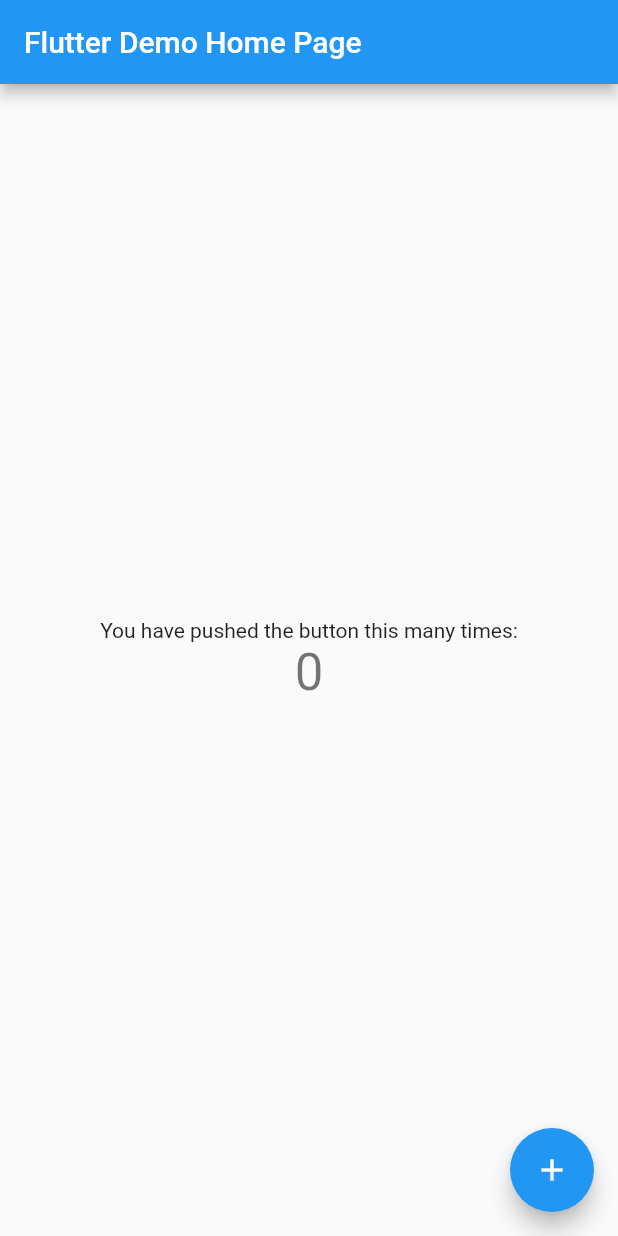
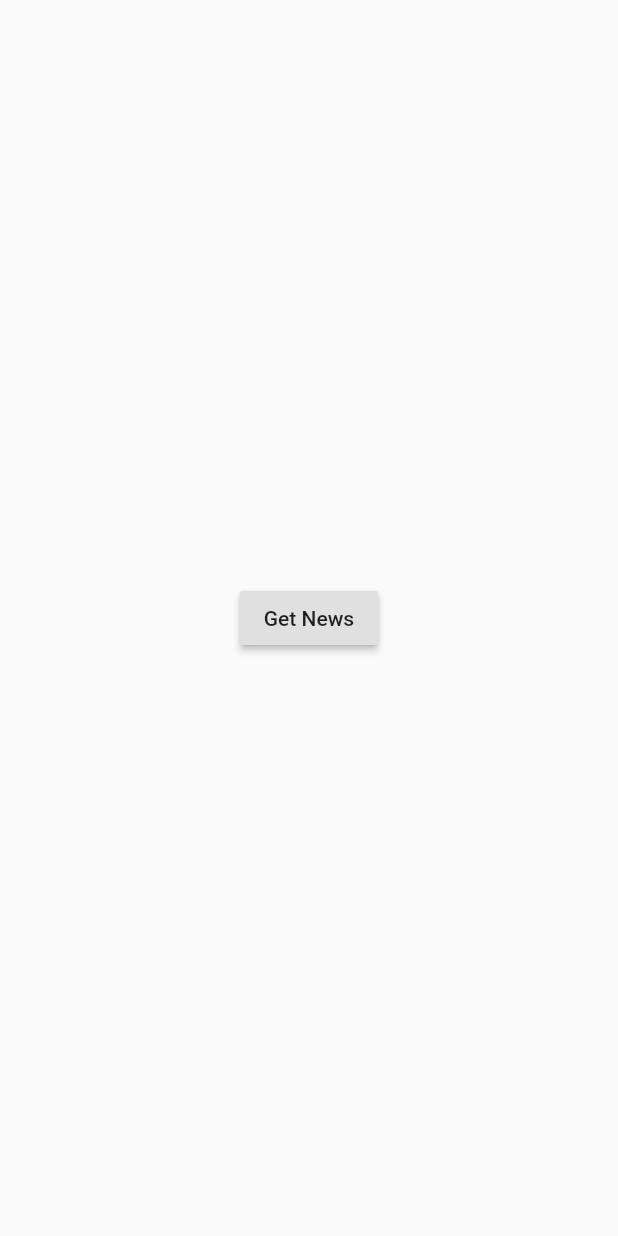
Before and after one commit to EhisEA/http_connect_fc, a Flutter app: the screen it shows after launch, on a phone screen of 412 x 824 dp. Run offline on Flutter 3.47's test engine with Material 2 defaults, Android fonts, the phone set to English and light mode, and no system bars.

Commit message:
first http class

```diff
--- a/lib/main.dart
+++ b/lib/main.dart
@@ -1,4 +1,5 @@
 import 'package:flutter/material.dart';
+import 'package:http_connect_fc/views/home_view.dart';
 
 void main() {
   runApp(MyApp());
@@ -11,107 +12,10 @@ class MyApp extends StatelessWidget {
     return MaterialApp(
       title: 'Flutter Demo',
       theme: ThemeData(
-        // This is the theme of your application.
-        //
-        // Try running your application with "flutter run". You'll see the
-        // application has a blue toolbar. Then, without quitting the app, try
-        // changing the primarySwatch below to Colors.green and then invoke
-        // "hot reload" (press "r" in the console where you ran "flutter run",
-        // or simply save your changes to "hot reload" in a Flutter IDE).
-        // Notice that the counter didn't reset back to zero; the application
-        // is not restarted.
         primarySwatch: Colors.blue,
-        // This makes the visual density adapt to the platform that you run
-        // the app on. For desktop platforms, the controls will be smaller and
-        // closer together (more dense) than on mobile platforms.
         visualDensity: VisualDensity.adaptivePlatformDensity,
       ),
-      home: MyHomePage(title: 'Flutter Demo Home Page'),
+      home: HomeView(),
     );
   }
 }
-
-class MyHomePage extends StatefulWidget {
-  MyHomePage({Key key, this.title}) : super(key: key);
-
-  // This widget is the home page of your application. It is stateful, meaning
-  // that it has a State object (defined below) that contains fields that affect
-  // how it looks.
-
-  // This class is the configuration for the state. It holds the values (in this
-  // case the title) provided by the parent (in this case the App widget) and
-  // used by the build method of the State. Fields in a Widget subclass are
-  // always marked "final".
-
-  final String title;
-
-  @override
-  _MyHomePageState createState() => _MyHomePageState();
-}
-
-class _MyHomePageState extends State<MyHomePage> {
-  int _counter = 0;
-
-  void _incrementCounter() {
-    setState(() {
-      // This call to setState tells the Flutter framework that something has
-      // changed in this State, which causes it to rerun the build method below
-      // so that the display can reflect the updated values. If we changed
-      // _counter without calling setState(), then the build method would not be
-      // called again, and so nothing would appear to happen.
-      _counter++;
-    });
-  }
-
-  @override
-  Widget build(BuildContext context) {
-    // This method is rerun every time setState is called, for instance as done
-    // by the _incrementCounter method above.
-    //
-    // The Flutter framework has been optimized to make rerunning build methods
-    // fast, so that you can just rebuild anything that needs updating rather
-    // than having to individually change instances of widgets.
-    return Scaffold(
-      appBar: AppBar(
-        // Here we take the value from the MyHomePage object that was created by
-        // the App.build method, and use it to set our appbar title.
-        title: Text(widget.title),
-      ),
-      body: Center(
-        // Center is a layout widget. It takes a single child and positions it
-        // in the middle of the parent.
-        child: Column(
-          // Column is also a layout widget. It takes a list of children and
-          // arranges them vertically. By default, it sizes itself to fit its
-          // children horizontally, and tries to be as tall as its parent.
-          //
-          // Invoke "debug painting" (press "p" in the console, choose the
-          // "Toggle Debug Paint" action from the Flutter Inspector in Android
-          // Studio, or the "Toggle Debug Paint" command in Visual Studio Code)
-          // to see the wireframe for each widget.
-          //
-          // Column has various properties to control how it sizes itself and
-          // how it positions its children. Here we use mainAxisAlignment to
-          // center the children vertically; the main axis here is the vertical
-          // axis because Columns are vertical (the cross axis would be
-          // horizontal).
-          mainAxisAlignment: MainAxisAlignment.center,
-          children: <Widget>[
-            Text(
-              'You have pushed the button this many times:',
-            ),
-            Text(
-              '$_counter',
-              style: Theme.of(context).textTheme.headline4,
-            ),
-          ],
-        ),
-      ),
-      floatingActionButton: FloatingActionButton(
-        onPressed: _incrementCounter,
-        tooltip: 'Increment',
-        child: Icon(Icons.add),
-      ), // This trailing comma makes auto-formatting nicer for build methods.
-    );
-  }
-}
--- /dev/null
+++ b/lib/views/home_view.dart
@@ -0,0 +1,96 @@
+import 'dart:convert';
+
+import 'package:flutter/material.dart';
+import 'package:http/http.dart' as http;
+
+class HomeView extends StatefulWidget {
+  const HomeView({Key key}) : super(key: key);
+
+  @override
+  _HomeViewState createState() => _HomeViewState();
+}
+
+class _HomeViewState extends State<HomeView> {
+  List<Map<String, dynamic>> articles = [];
+  bool isLoading = false;
+  bool hasError = false;
+  @override
+  Widget build(BuildContext context) {
+    return Scaffold(
+      body: isLoading
+          ? Center(
+              child: CircularProgressIndicator(),
+            )
+          : articles.length <= 0
+              ? Center(
+                  child: RaisedButton(
+                    onPressed: () {
+                      getArticles();
+                    },
+                    child: Text(hasError ? "Try Again" : "Get News"),
+                  ),
+                )
+              : ListView.builder(
+                  itemCount: articles.length,
+                  itemBuilder: (context, index) {
+                    DateTime date = DateTime.parse(articles[0]["publishedAt"]);
+
+                    return Padding(
+                      padding: const EdgeInsets.symmetric(
+                          horizontal: 10.0, vertical: 5),
+                      child: ListTile(
+                        leading: articles[0]["urlToImage"] == null
+                            ? Text("no image")
+                            : Image.network(articles[index]["urlToImage"]),
+                        title: Text(
+                          articles[index]["title"],
+                          maxLines: 2,
+                          overflow: TextOverflow.ellipsis,
+                          style: TextStyle(fontWeight: FontWeight.bold),
+                        ),
+                        subtitle: Row(
+                          children: [
+                            Text(date.day.toString() +
+                                "/" +
+                                date.month.toString() +
+                                "/" +
+                                date.year.toString()),
+                            Spacer(),
+                            Text(articles[0]["author"])
+                          ],
+                        ),
+                      ),
+                    );
+                  },
+                ),
+    );
+  }
+
+  getArticles() async {
+    setState(() {
+      isLoading = true;
+    });
+
+    try {
+      final String url = "https://newsapi.org/v2/everything?q=tesl"
+          "a&from=2021-06-17&sortBy=publishedAt&apiKey"
+          "=082709359c204a43b39e0a0d00666aee";
+      http.Response response = await http.get(url);
+      Map result = json.decode(response.body);
+
+      result["articles"].forEach((element) {
+        articles.add(element);
+      });
+      // articles = result["articles"];
+      print(articles.length);
+      hasError = false;
+    } catch (e) {
+      print(e);
+      print("has error");
+      hasError = true;
+    }
+    setState(() {
+      isLoading = false;
+    });
+  }
+}
--- a/pubspec.yaml
+++ b/pubspec.yaml
@@ -28,6 +28,7 @@ dependencies:
   # The following adds the Cupertino Icons font to your application.
   # Use with the CupertinoIcons class for iOS style icons.
   cupertino_icons: ^1.0.0
+  http: ^0.12.2
 
 dev_dependencies:
   flutter_test:
```
Also changed, not shown: pubspec.lock.
